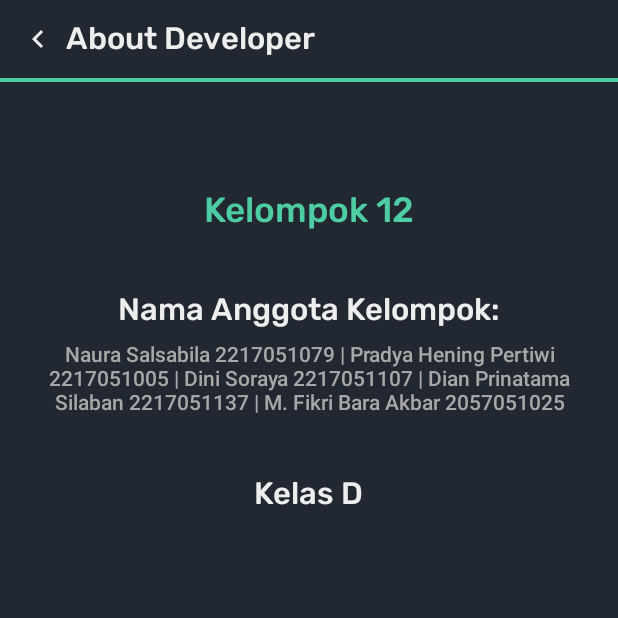
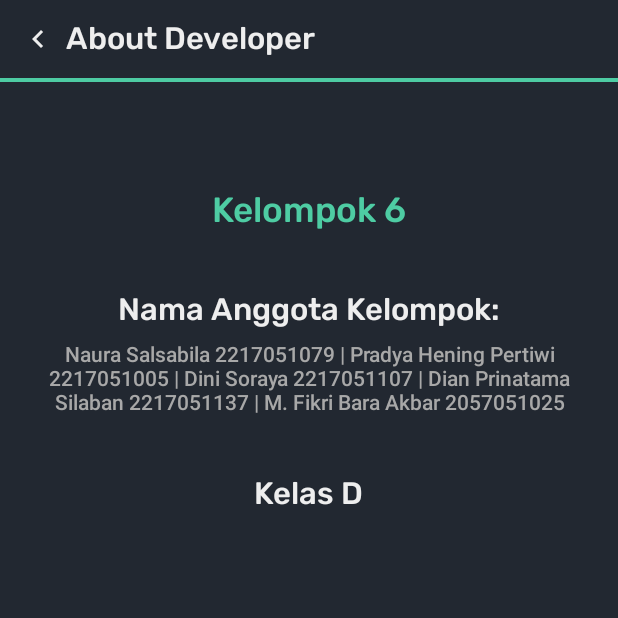
Before and after one commit to dinisoraya/Promptimize, an Android app: the AboutUsFragment screen opened through its navigation route, on a phone screen of 412 x 824 dp, the top half of it. Run offline under Robolectric (Android 15) with nearby library versions, the phone set to English and light mode, and no system bars; our stand-ins replace sdp/ssp sizes; libraries missing offline, so code that uses them is left out: org.acra; 1 statement that could not run was skipped.

Commit message:
update no kelompok

```diff
--- a/app/src/main/res/values/strings.xml
+++ b/app/src/main/res/values/strings.xml
@@ -43,7 +43,7 @@
     <string name="finish">Finish</string>
     <string name="remaining_questions">%1$d/%2$d</string>
     <string name="about_developer">About Developer</string>
-    <string name="group">Kelompok 12</string>
+    <string name="group">Kelompok 6</string>
     <string name="bio">Naura Salsabila 2217051079 | Pradya Hening Pertiwi 2217051005 | Dini Soraya 2217051107 | Dian Prinatama Silaban 2217051137 | M. Fikri Bara Akbar 2057051025</string>
     <string name="member">Nama Anggota Kelompok:</string>
     <string name="d_class">Kelas D</string>
```
Also changed, not shown: 1 other file.
